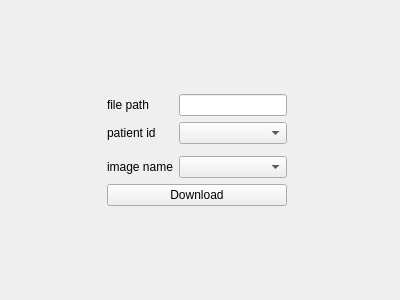
Qt form frontend_pc/src/app/load/download_form.ui (zhangzwwww/medlab) before a commit.
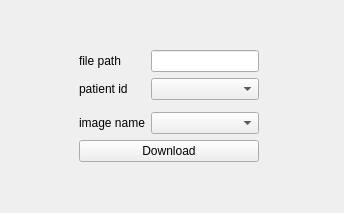
The same form after that commit. Icons and pictures are not drawn.

```diff
--- a/frontend_pc/src/app/load/download_form.ui
+++ b/frontend_pc/src/app/load/download_form.ui
@@ -6,8 +6,8 @@
    <rect>
     <x>0</x>
     <y>0</y>
-    <width>400</width>
-    <height>300</height>
+    <width>344</width>
+    <height>213</height>
    </rect>
   </property>
   <property name="windowTitle">
```
